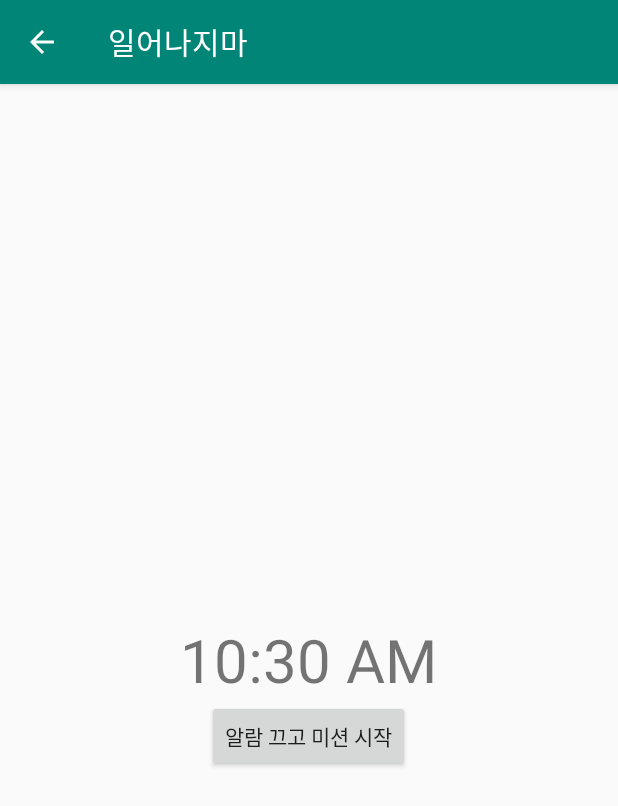
After one commit to KimJS0328/Madcamp_Project_2, an Android app: the StopAlarmActivity screen opened directly, with no data from a screen before it, on a phone screen of 412 x 824 dp. The commit adds this screen. Shown: the top 806 px of the screen. Run offline under Robolectric (Android 15) with nearby library versions, the phone set to English and light mode, and no system bars.

Commit message:
"alarm is updated"

```diff
--- /dev/null
+++ b/app/src/main/java/com/example/madcamp_project_2/StopAlarmActivity.java
@@ -0,0 +1,183 @@
+package com.example.madcamp_project_2;
+
+import android.content.Context;
+import android.content.Intent;
+import android.graphics.Color;
+import android.hardware.Sensor;
+import android.hardware.SensorEvent;
+import android.hardware.SensorEventListener;
+import android.hardware.SensorManager;
+import android.media.MediaPlayer;
+import android.os.Bundle;
+import android.os.CountDownTimer;
+import android.os.Handler;
+import android.view.View;
+import android.widget.Button;
+import android.widget.DigitalClock;
+import android.widget.ImageView;
+import android.widget.TextView;
+import android.os.AsyncTask;
+import android.widget.Toast;
+
+import androidx.annotation.Nullable;
+import androidx.appcompat.app.AppCompatActivity;
+
+import com.airbnb.lottie.LottieAnimationView;
+import com.bumptech.glide.Glide;
+import com.bumptech.glide.GlideBuilder;
+
+public class StopAlarmActivity extends AppCompatActivity implements SensorEventListener {
+
+    private MediaPlayer mediaPlayer;
+    Button button;
+    DigitalClock digitalClock;
+
+    //걸음수 재기
+    SensorManager sensorManager;
+    Sensor stepDetectorSensor;
+    TextView stepCount;
+    int mStepDetector;
+    int stepGoal = 20;
+
+    //카운트다운 타이머
+    int count = 20;
+    TextView countTxt;
+    CountDownTimer countDownTimer;
+    static final int COUNT_DOWN_INTERVAL = 1000;
+    static final int MILLISINFUTURE = 21 *  COUNT_DOWN_INTERVAL;
+
+    //성공시 에니메이션
+    LottieAnimationView AnimationView;
+
+    @Override
+    protected void onCreate(@Nullable Bundle savedInstanceState) {
+        super.onCreate(savedInstanceState);
+        setContentView(R.layout.activity_stopalarm);
+        stepCount = findViewById(R.id.stepCount);
+
+        sensorManager = (SensorManager) getSystemService(Context.SENSOR_SERVICE);
+        stepDetectorSensor = sensorManager.getDefaultSensor(Sensor.TYPE_STEP_DETECTOR);
+
+        digitalClock = findViewById(R.id.clock);
+        button = findViewById(R.id.stopalarm);
+
+        //알람 노래 재생
+        mediaPlayer = MediaPlayer.create(getApplicationContext(), R.raw.defaultalarm);
+        mediaPlayer.isLooping();
+        mediaPlayer.start();
+
+        //카운트다운
+        countTxt = (TextView)findViewById(R.id.countTxT);
+
+        //성공 or fail에니메이션
+        AnimationView = findViewById(R.id.successIcon);
+        AnimationView.loop(false);
+    }
+
+
+    public void mOnClick(View view) {
+        mediaPlayer.stop();
+
+        //activity 새로 안만들고 재활용함
+        button.setVisibility(view.INVISIBLE);
+        digitalClock.setVisibility(view.INVISIBLE);
+        stepCount.setText("걸음수 : " + mStepDetector + " / " + stepGoal);
+
+        //타이머 시작
+        countDownTimer();
+        countDownTimer.start();
+
+    }
+
+    //뒤로가기 버튼이 동작되지 않게하기 위함
+//    @Override
+//    public void onBackPressed(){
+//        if (count != 0 && mStepDetector >= stepGoal)
+//            super.onBackPressed();
+//    }
+
+    //for countdown
+    public void countDownTimer(){
+
+        countDownTimer = new CountDownTimer(MILLISINFUTURE, COUNT_DOWN_INTERVAL) {
+            public void onTick(long millisUntilFinished) {
+                countTxt.setText("남은 시간 : " + String.valueOf(count) + "초");
+                count --;
+                if (count == 10){
+                    countTxt.setTextColor(Color.RED);
+                }
+            }
+            public void onFinish() {
+                countTxt.setVisibility(View.INVISIBLE);
+                stepCount.setVisibility(View.INVISIBLE);
+                AnimationView.setAnimation("fail.json");
+                AnimationView.playAnimation();
+                new Handler().postDelayed(new Runnable()
+                {
+                    @Override
+                    public void run()
+                    {
+                        //새롭게 notification을 1분후에 설정
+                        //등록된 친구들에게 자신을 깨워달라는 메시지를 보냄
+                        onBackPressed();
+                    }
+                }, 1500);// 1.5초의 딜레이 후 시작됨
+            }
+        };
+    }
+
+
+    @Override
+    public void onDestroy() {
+        super.onDestroy();
+        try{
+            countDownTimer.cancel();
+        } catch (Exception e) {}
+        countDownTimer=null;
+    }
+
+    //for step detect
+
+    @Override
+    protected void onResume() {
+        super.onResume();
+        sensorManager.registerListener(this, stepDetectorSensor, SensorManager.SENSOR_DELAY_UI);
+    }
+
+    @Override
+    protected void onPause() {
+        super.onPause();
+        sensorManager.unregisterListener(this);
+    }
+
+    @Override
+    public void onSensorChanged(SensorEvent event) {
+        if (event.sensor.getType() == Sensor.TYPE_STEP_DETECTOR){
+            if (event.values[0] == 1.0f){
+                mStepDetector++;
+                stepCount.setText("걸음수 : " + mStepDetector + " / " + stepGoal);
+
+                //성공시에
+                if(count != 0 && mStepDetector == stepGoal){
+                    stepCount.setVisibility(View.INVISIBLE);
+                    countTxt.setVisibility(View.INVISIBLE);
+                    AnimationView.setAnimation("success.json");
+                    AnimationView.playAnimation();
+                    new Handler().postDelayed(new Runnable()
+                    {
+                        @Override
+                        public void run()
+                        {
+                            onBackPressed();
+                        }
+                    }, 1500);// 1.5초의 딜레이 후 시작됨
+                }
+            }
+        }
+    }
+
+    @Override
+    public void onAccuracyChanged(Sensor sensor, int accuracy) {
+
+    }
+}
--- /dev/null
+++ b/app/src/main/res/layout/activity_stopalarm.xml
@@ -0,0 +1,52 @@
+<?xml version="1.0" encoding="utf-8"?>
+<RelativeLayout xmlns:android="http://schemas.android.com/apk/res/android"
+    xmlns:app="http://schemas.android.com/apk/res-auto"
+    android:orientation="vertical"
+    android:layout_width="match_parent"
+    android:layout_height="match_parent">
+
+    <com.airbnb.lottie.LottieAnimationView
+        android:layout_width="wrap_content"
+        android:layout_height="wrap_content"
+        android:id="@+id/alarmicon"
+        android:layout_above="@+id/clock"
+        />
+    <DigitalClock
+        android:layout_width="wrap_content"
+        android:layout_height="wrap_content"
+        android:textSize="40dp"
+        android:id="@+id/clock"
+        android:layout_centerInParent="true"/>
+    <Button
+        android:layout_width="wrap_content"
+        android:layout_height="wrap_content"
+        android:text="알람 끄고 미션 시작"
+        android:onClick="mOnClick"
+        android:id="@+id/stopalarm"
+        android:layout_below="@+id/clock"
+        android:layout_centerHorizontal="true"
+        />
+    <TextView
+        android:id="@+id/countTxT"
+        android:layout_width="wrap_content"
+        android:layout_height="wrap_content"
+        android:textSize="40dp"
+        android:layout_marginTop="50dp"
+        android:textColor="#ff8000"
+        android:layout_centerHorizontal="true"
+        />
+    <TextView
+        android:layout_width="wrap_content"
+        android:layout_height="wrap_content"
+        android:textSize="40dp"
+        android:layout_centerInParent="true"
+        android:id="@+id/stepCount"
+        />
+
+    <com.airbnb.lottie.LottieAnimationView
+        android:layout_width="match_parent"
+        android:layout_height="match_parent"
+        android:id="@+id/successIcon"
+        />
+
+</RelativeLayout>
```
Also changed, not shown: app/build.gradle (+7 -1 lines), app/src/main/AndroidManifest.xml (+8 -1 lines), app/src/main/java/com/example/madcamp_project_2/AlarmReceiver.java (+34 -6 lines), app/src/main/java/com/example/madcamp_project_2/MainActivity.kt (+4 -4 lines), 1 other file.
